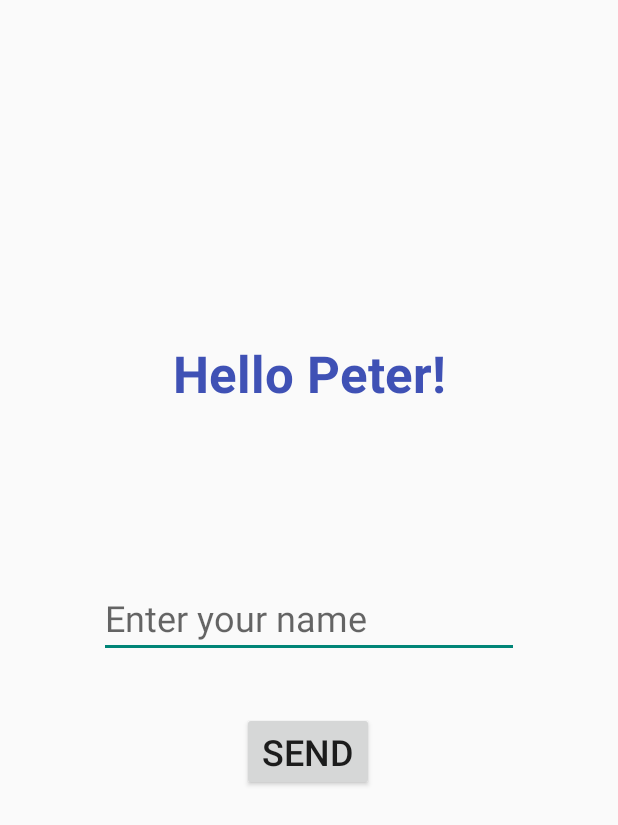
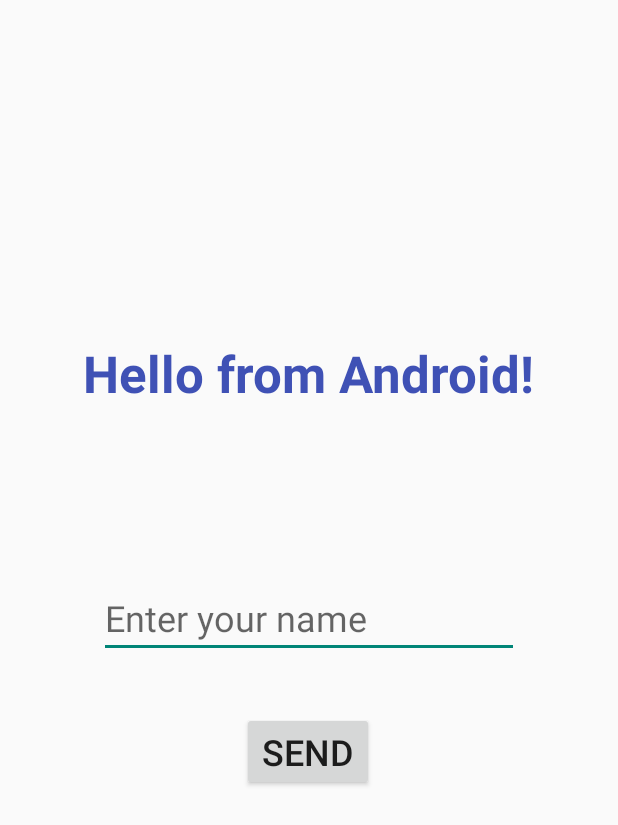
Before and after one commit to pmatsinopoulos/MyApplication, an Android app built with Jetpack Compose: the screen it shows after launch (MainActivity), on a phone screen of 412 x 824 dp. Shown: the top 825 px of the screen. Run offline under Robolectric (Android 15) with nearby library versions, the phone set to English and light mode, and no system bars.

Commit message:
Show a Toast to ask user to enter their name

```diff
--- a/app/src/main/res/values/strings.xml
+++ b/app/src/main/res/values/strings.xml
@@ -1,6 +1,7 @@
 <resources>
     <string name="app_name">My Fantastic Application</string>
-    <string name="hello_message">Hello Peter!</string>
+    <string name="hello_message">Hello from Android!</string>
     <string name="hint_for_name">Enter your name</string>
     <string name="send_name_button">Send</string>
+    <string name="toast_to_enter_name">Please, enter your name!</string>
 </resources>
```
Also changed, not shown: app/src/main/java/com/example/myapplication/MainActivity.kt (+16 -2 lines).
